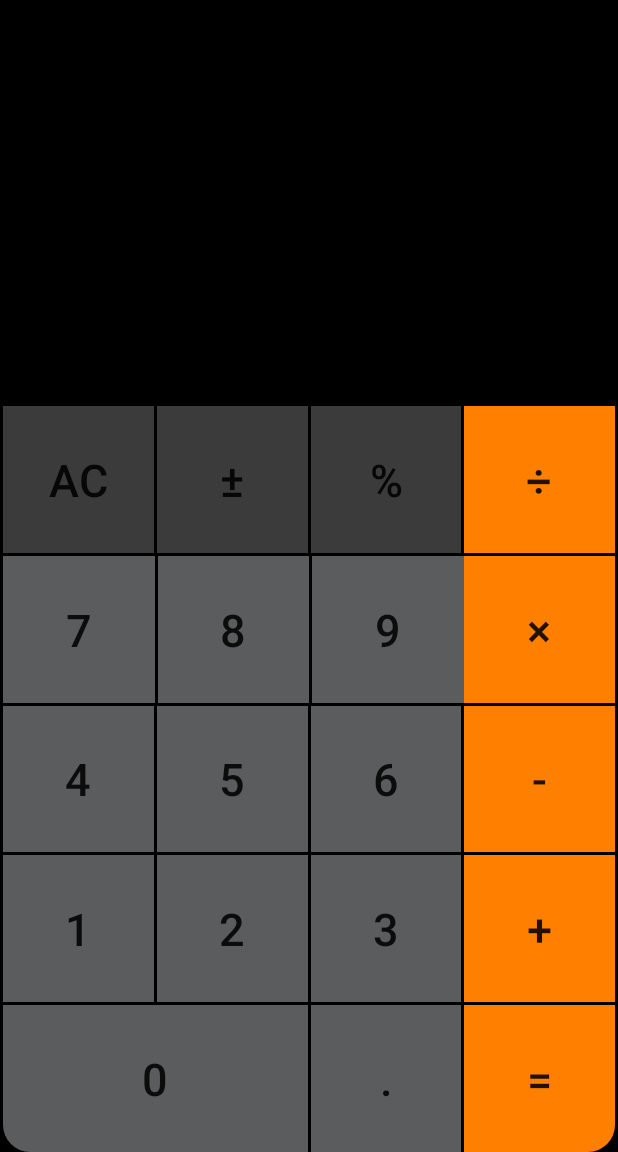
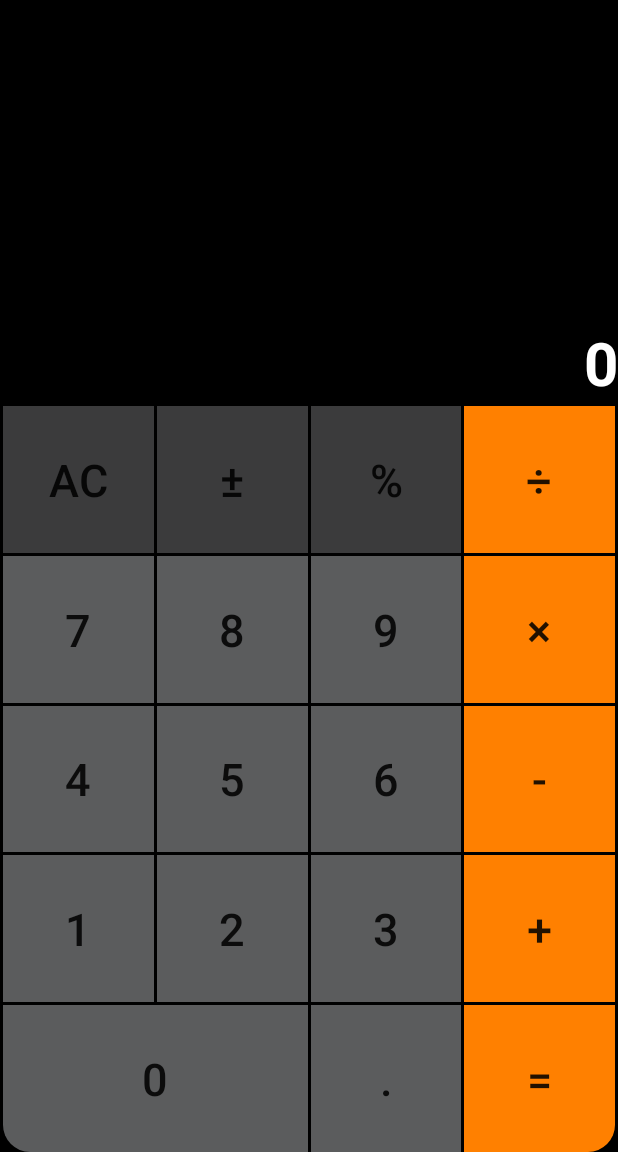
Before and after one commit to AnyutPe/CalculatorMVVM, an Android app: the screen it shows after launch (StandardCalcActivity), on a phone screen of 412 x 824 dp, the part 84-1236 px from its top. Run offline under Robolectric (Android 15) with nearby library versions, the phone set to English and light mode, and no system bars; our stand-ins replace data binding.

Commit message:
addition feature

```diff
--- a/app/build.gradle
+++ b/app/build.gradle
@@ -33,4 +33,6 @@ dependencies {
     testImplementation 'junit:junit:4.12'
     androidTestImplementation 'androidx.test.ext:junit:1.1.1'
     androidTestImplementation 'androidx.test.espresso:espresso-core:3.2.0'
+
+    implementation 'androidx.lifecycle:lifecycle-extensions:2.1.0'
 }
--- a/app/src/main/java/com/example/studyingmvvm/StandardCalcActivity.kt
+++ b/app/src/main/java/com/example/studyingmvvm/StandardCalcActivity.kt
@@ -3,6 +3,7 @@ package com.example.studyingmvvm
 import androidx.appcompat.app.AppCompatActivity
 import android.os.Bundle
 import androidx.databinding.DataBindingUtil
+import androidx.lifecycle.ViewModelProviders
 import com.example.studyingmvvm.databinding.ActivityStandardCalcBinding
 
 class StandardCalcActivity : AppCompatActivity() {
@@ -12,6 +13,10 @@ class StandardCalcActivity : AppCompatActivity() {
 
     override fun onCreate(savedInstanceState: Bundle?) {
         super.onCreate(savedInstanceState)
+
+        //Initialising viewModel
+        viewModel =  ViewModelProviders.of(this@StandardCalcActivity)[StandardCalcViewModel::class.java]
+
         DataBindingUtil.setContentView<ActivityStandardCalcBinding>(
             this,
             R.layout.activity_standard_calc
--- a/app/src/main/res/layout/activity_standard_calc.xml
+++ b/app/src/main/res/layout/activity_standard_calc.xml
@@ -20,6 +20,12 @@
             android:id="@+id/resultView"
             android:layout_width="match_parent"
             android:layout_height="0dp"
+            android:gravity="bottom|end"
+            android:text="@{viewModelx.result}"
+            android:textAlignment="gravity"
+            android:textColor="@android:color/white"
+            android:textSize="40sp"
+            android:textStyle="bold"
             app:layout_constraintBottom_toTopOf="@id/guideline"
             app:layout_constraintEnd_toEndOf="parent"
             app:layout_constraintHorizontal_bias="0.0"
@@ -119,6 +125,7 @@
             android:id="@+id/numberNine"
             android:layout_width="0dp"
             android:layout_height="0dp"
+            android:layout_marginEnd="2dp"
             android:background="@color/colorOfNumberButtons"
             android:onClick="@{()-> viewModelx.btnNumberNine()}"
             android:text="@string/numberNine"
```
Also changed, not shown: app/src/main/java/com/example/studyingmvvm/StandardCalcViewModel.kt (+21 -26 lines).
